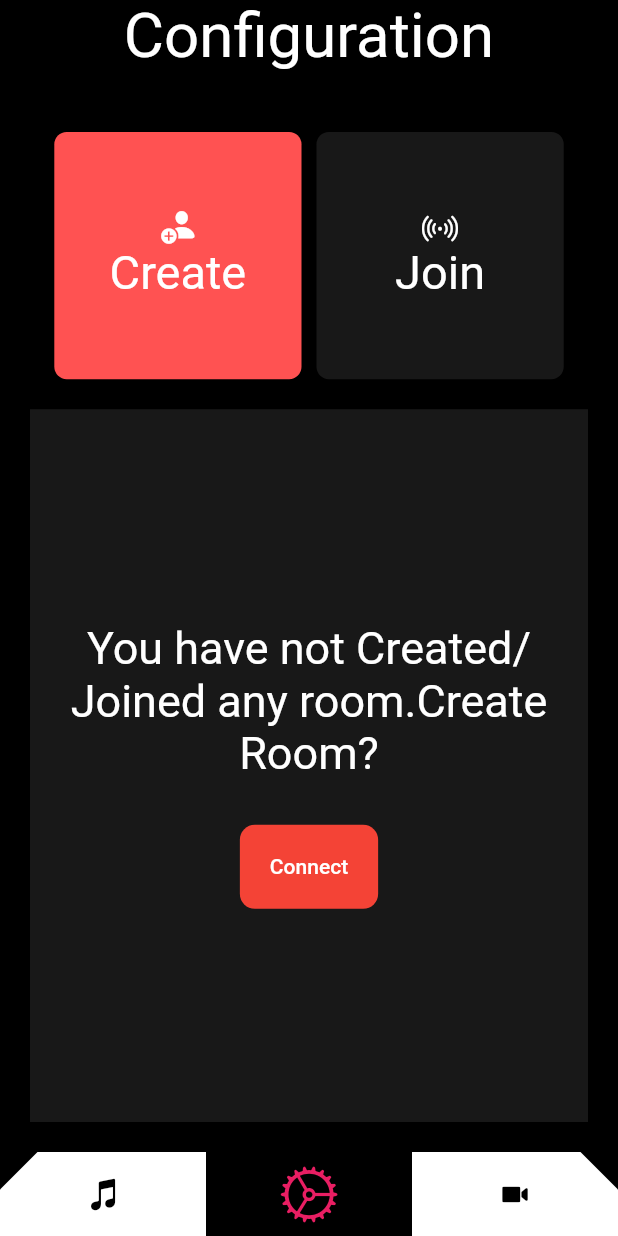
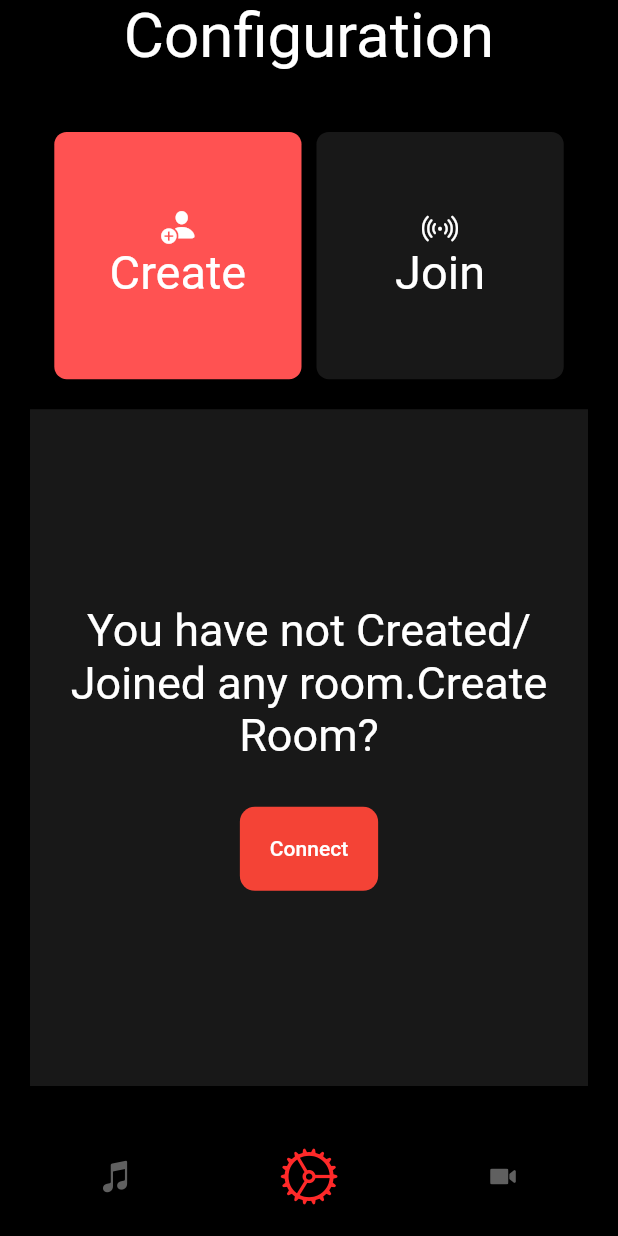
Before and after one commit to Yogeshk4124/SyncPlayer, a Flutter app: the screen it shows after launch, on a phone screen of 412 x 824 dp. Run offline on Flutter 3.47's test engine with Material 2 defaults, Android fonts, the phone set to English and light mode, and no system bars; drawn by our look-alikes of flutter_snake_navigationbar; our stand-ins replace assets_audio_player, file_picker, flick_video_player, google_fonts, sleek_circular_slider, video_player; missing offline and left inert: adv_fab, flutter_widgets.

```diff
--- a/lib/BottomNav.dart
+++ b/lib/BottomNav.dart
@@ -1,13 +1,16 @@
 import 'package:SyncPlayer/audioPlayer.dart';
+import 'package:SyncPlayer/audioPlayerJoin.dart';
 import 'package:SyncPlayer/videoPlayer.dart';
 import 'package:flutter/cupertino.dart';
 import 'package:flutter/material.dart';
 import 'package:flutter_snake_navigationbar/flutter_snake_navigationbar.dart';
 import 'Configuration.dart';
 import 'V.dart';
+import 'VideoJoin.dart';
 
 Future<Map<String, dynamic>> getData() async {
-  return Future.delayed(Duration(seconds: 0), () => {'Create':'-1','Join':'-1'});
+  return Future.delayed(
+      Duration(seconds: 0), () => {'Create': '-1', 'Join': '-1'});
   // return Future.value({'Create':'-1','Join':'-1'});
 }
 
@@ -32,24 +35,37 @@ class _Home4State extends State<Home4> {
   Widget getPage(int index) {
     switch (index) {
       case 0:
-        return audioPlayer(RoomId: int.parse(data['Create'])>int.parse(data['Join'])?int.parse(data['Create']):int.parse(data['Join']));
+        if (data['Join'] != '-1')
+          return audioPlayerJoin(
+            RoomId: int.parse(data['Join']),
+          );
+        return audioPlayer(RoomId: int.parse(data['Create']));
         break;
       case 1:
-        return Home2(data: data,);
+        return Home2(
+          data: data,
+        );
         break;
       case 2:
         // return videoPlayer(RoomId: int.parse(data['Create'])>int.parse(data['Join'])?int.parse(data['Create']):int.parse(data['Join']),);
-        return V(Roomid: int.parse(data['Create'])>int.parse(data['Join'])?int.parse(data['Create']):int.parse(data['Join']));
+        if (data['Join'] != '-1')
+          return VideoJoin(
+            Roomid: int.parse(data['Join']),
+          );
+        return V(Roomid: int.parse(data['Create']));
         break;
       default:
-        return Home2(data: data,);
+        return Home2(
+          data: data,
+        );
         break;
     }
   }
 
   int _currentIndex = 1;
 
-  final SnakeShape snakeShape = SnakeShape.rectangle;
+  // final SnakeShape snakeShape = SnakeShape.rectangle;
+  final SnakeShape snakeShape = SnakeShape.circle;
   final Color selectedColor = Colors.black;
 
   @override
@@ -62,19 +78,21 @@ class _Home4State extends State<Home4> {
       bottomNavigationBar: SnakeNavigationBar.color(
         behaviour: SnakeBarBehaviour.pinned,
         snakeShape: snakeShape,
-        padding: EdgeInsets.zero,
-        shape: BeveledRectangleBorder(
-            borderRadius: const BorderRadius.only(
-          topLeft: Radius.circular(25),
-          topRight: Radius.circular(25),
-        )),
+        padding: EdgeInsets.all(12),
+        shape:RoundedRectangleBorder(borderRadius: BorderRadius.circular(25)),
+
+        //   BeveledRectangleBorder(
+        //     borderRadius: const BorderRadius.only(
+        //   topLeft: Radius.circular(25),
+        //   topRight: Radius.circular(25),
+        // )),
 
         ///configuration for SnakeNavigationBar.color
         snakeViewColor: Colors.black,
 
         selectedItemColor:
-            snakeShape == SnakeShape.indicator ? Colors.pink : Colors.pink,
-        unselectedItemColor: Colors.black,
+            snakeShape == SnakeShape.indicator ? Color(0xffFF2929): Color(0xffFF2929),
+        unselectedItemColor: Color(0xff606060),
 
         ///configuration for SnakeNavigationBar.gradient
         //snakeViewGradient: selectedGradient,
@@ -83,14 +101,18 @@ class _Home4State extends State<Home4> {
 
         // showUnselectedLabels: showUnselectedLabels,
         showSelectedLabels: false,
-        backgroundColor: Colors.white,
+        backgroundColor: Colors.black,
         currentIndex: _currentIndex,
         onTap: (index) => setState(() => _currentIndex = index),
         items: [
           BottomNavigationBarItem(
               icon: Icon(CupertinoIcons.music_note_2), label: 'tickets'),
           BottomNavigationBarItem(
-              icon: Icon(CupertinoIcons.settings_solid,size: 40,), label: 'tickets'),
+              icon: Icon(
+                CupertinoIcons.settings_solid,
+                size: 40,
+              ),
+              label: 'tickets'),
           BottomNavigationBarItem(
               icon: Icon(CupertinoIcons.video_camera_solid), label: 'tickets'),
         ],
--- a/pubspec.yaml
+++ b/pubspec.yaml
@@ -36,6 +36,8 @@ dependencies:
 #  video_player: ^1.0.1
   flutter_snake_navigationbar: ^0.4.4
   flick_video_player: ^0.1.1
+  adv_fab: ^1.0.5
+
 
 dev_dependencies:
   flutter_test:
@@ -56,6 +58,7 @@ flutter:
   assets:
     - assets/audios/
     - assets/icon.png
+    - assets/images/
 
   # To add assets to your application, add an assets section, like this:
   # assets:
```
Also changed, not shown: lib/V.dart (+83 -21 lines), lib/VideoJoin.dart (+21 -22 lines), assets/images/video.jpeg (added), pubspec.lock.
